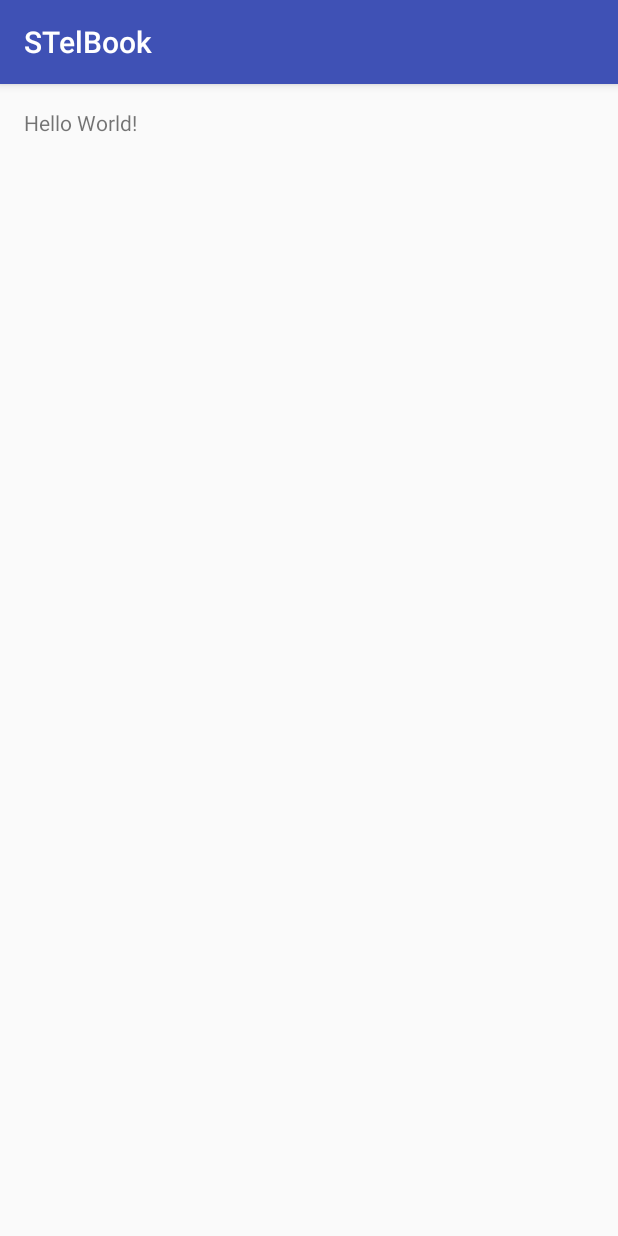
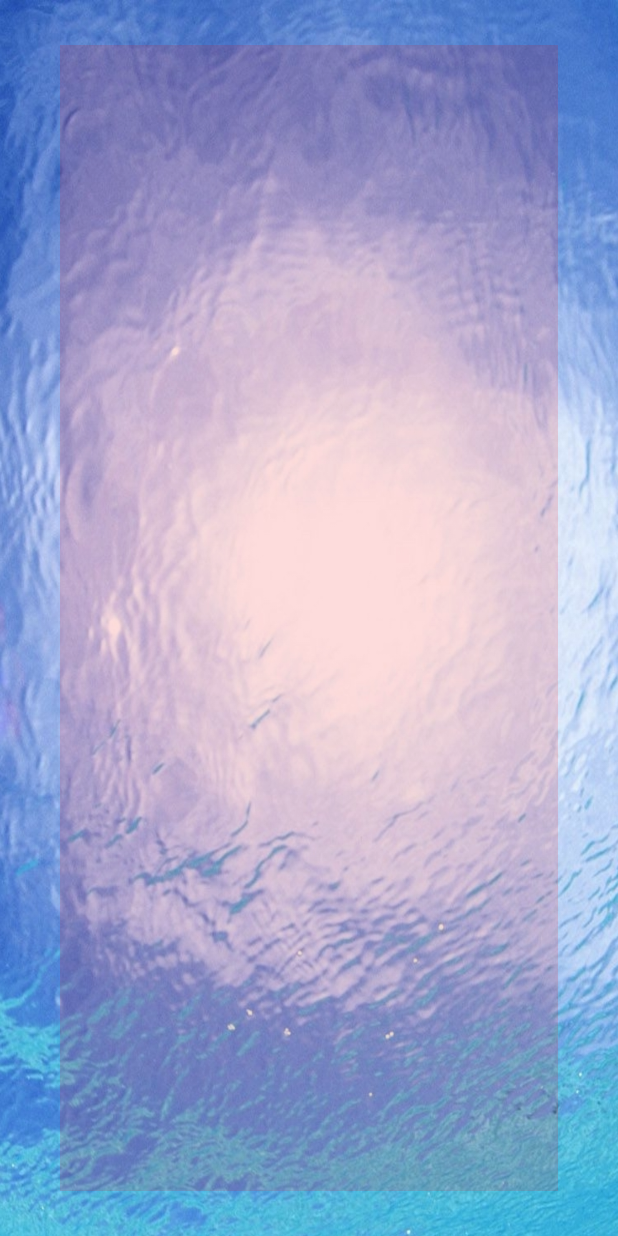
Before and after one commit to casey23/STelBook, an Android app: the screen it shows after launch (MainActivity), on a phone screen of 412 x 824 dp. Run offline under Robolectric (Android 15) with nearby library versions, the phone set to English and light mode, and no system bars; libraries missing offline, so code that uses them is left out: cn.bmob.v3; 1 statement that could not run was skipped.

```diff
--- a/app/build.gradle
+++ b/app/build.gradle
@@ -17,6 +17,9 @@ android {
             proguardFiles getDefaultProguardFile('proguard-android.txt'), 'proguard-rules.pro'
         }
     }
+    sourceSets {
+        main { resources.srcDirs = ['src/main/resources', 'src/main/resources/drawable'] }
+    }
 }
 
 dependencies {
@@ -24,4 +27,5 @@ dependencies {
     testCompile 'junit:junit:4.12'
     compile 'com.android.support:appcompat-v7:23.1.1'
     compile 'cn.bmob.android:bmob-sdk:3.5.0'
+    compile 'cc.cloudist.acplibrary:library:1.2.1'
 }
--- a/app/src/main/java/com/jay/stelbook/MainActivity.java
+++ b/app/src/main/java/com/jay/stelbook/MainActivity.java
@@ -1,13 +1,19 @@
 package com.jay.stelbook;
 
+import android.app.Activity;
 import android.os.Bundle;
-import android.support.v7.app.AppCompatActivity;
 
-public class MainActivity extends AppCompatActivity {
+public class MainActivity extends Activity {
 
     @Override
     protected void onCreate(Bundle savedInstanceState) {
         super.onCreate(savedInstanceState);
         setContentView(R.layout.activity_main);
+//        ACProgressFlower dialog = new ACProgressFlower.Builder(this)
+//                .direction(ACProgressConstant.DIRECT_CLOCKWISE)
+//                .themeColor(Color.WHITE)
+//                .text("Title is here").textColor(0xffffff).textMarginTop(5)
+//                .fadeColor(Color.DKGRAY).build();
+//        dialog.show();
     }
 }
--- a/app/src/main/res/layout/activity_main.xml
+++ b/app/src/main/res/layout/activity_main.xml
@@ -1,16 +1,18 @@
 <?xml version="1.0" encoding="utf-8"?>
 <RelativeLayout xmlns:android="http://schemas.android.com/apk/res/android"
-    xmlns:tools="http://schemas.android.com/tools"
     android:layout_width="match_parent"
     android:layout_height="match_parent"
-    android:paddingBottom="@dimen/activity_vertical_margin"
-    android:paddingLeft="@dimen/activity_horizontal_margin"
-    android:paddingRight="@dimen/activity_horizontal_margin"
-    android:paddingTop="@dimen/activity_vertical_margin"
-    tools:context="com.jay.stelbook.MainActivity">
+    android:background="@drawable/login_bg">
 
-    <TextView
-        android:layout_width="wrap_content"
-        android:layout_height="wrap_content"
-        android:text="Hello World!" />
+    <RelativeLayout
+        android:layout_width="match_parent"
+        android:layout_height="match_parent"
+        android:layout_marginBottom="30dp"
+        android:layout_marginLeft="40dp"
+        android:layout_marginRight="40dp"
+        android:layout_marginTop="30dp"
+        android:background="#23ee0000">
+
+    </RelativeLayout>
+
 </RelativeLayout>
```
Also changed, not shown: app/src/main/AndroidManifest.xml (+14 -3 lines), app/src/main/res/drawable/login_bg.jpg (added), app/src/main/res/mipmap-hdpi/ic_launcher.png, app/src/main/res/mipmap-mdpi/ic_launcher.png, app/src/main/res/mipmap-xhdpi/ic_launcher.png, app/src/main/res/mipmap-xxhdpi/ic_launcher.png, app/src/main/res/mipmap-xxxhdpi/ic_launcher.png, 1 other file.
